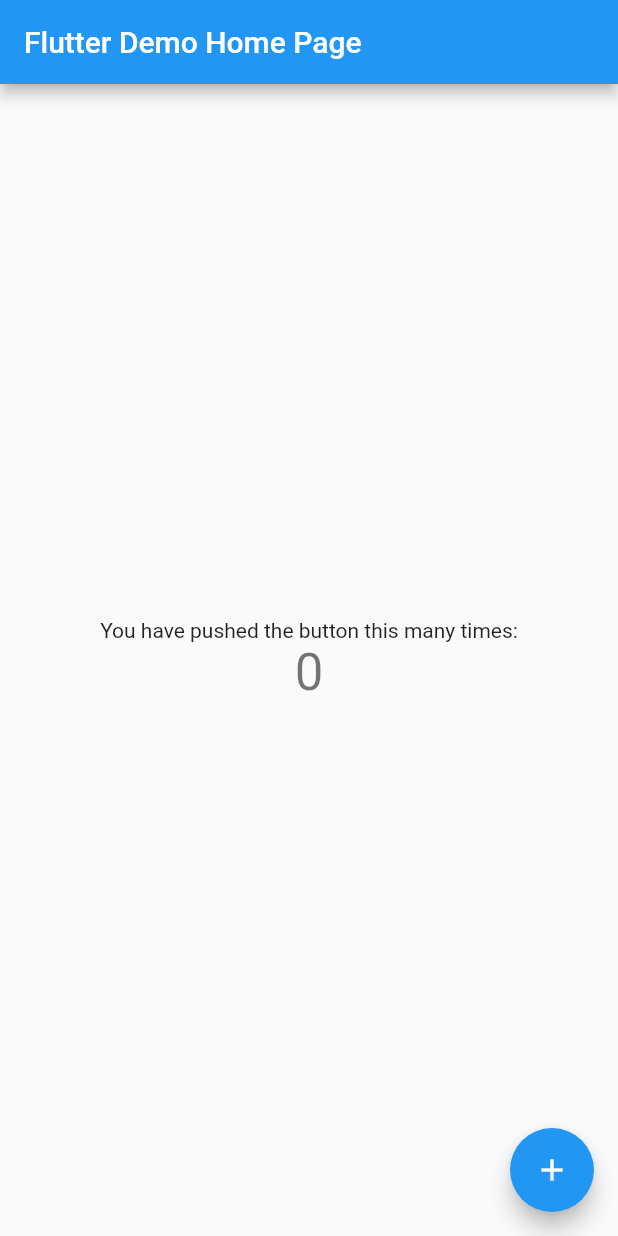
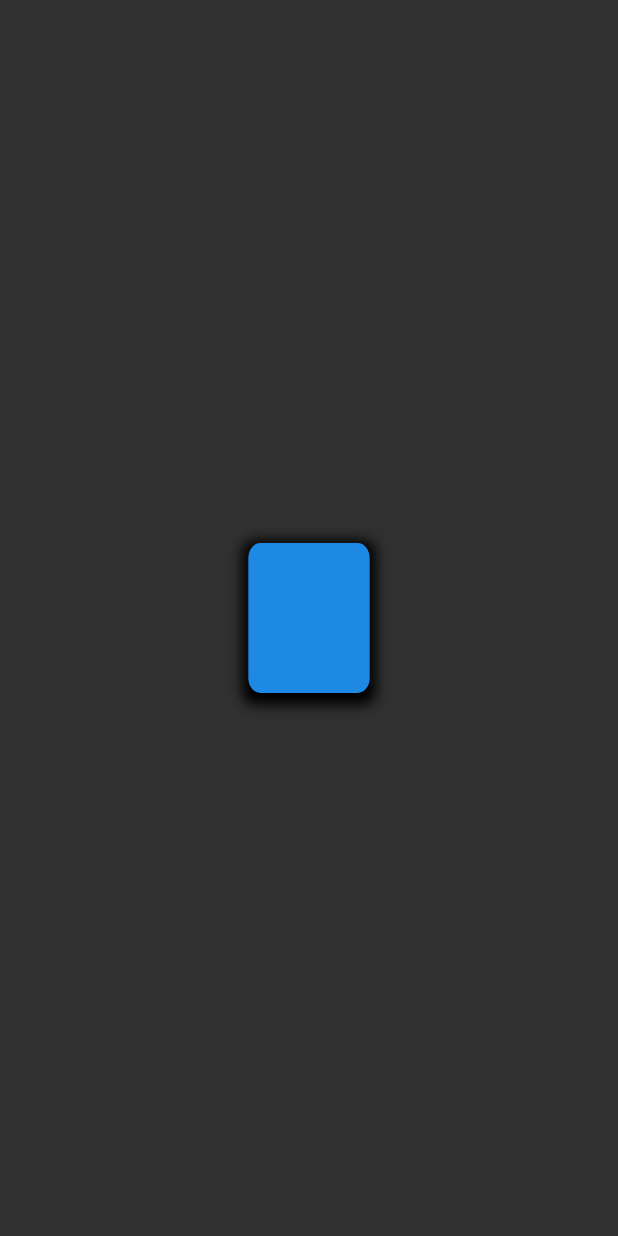
Before and after one commit to Rameez2223/Flutter---Animation---Projects-, a Flutter app: the screen it shows after launch, on a phone screen of 412 x 824 dp. Run offline on Flutter 3.47's test engine with Material 2 defaults, Android fonts, the phone set to English and light mode, and no system bars.

Commit message:
Example 1 complete

```diff
--- a/flutter_animation/lib/main.dart
+++ b/flutter_animation/lib/main.dart
@@ -1,4 +1,5 @@
 import 'package:flutter/material.dart';
+import 'package:flutter_animation/repository/lecture-01/example1.dart';
 
 void main() {
   runApp(const MyApp());
@@ -7,109 +8,12 @@ void main() {
 class MyApp extends StatelessWidget {
   const MyApp({super.key});
 
-  // This widget is the root of your application.
   @override
   Widget build(BuildContext context) {
     return MaterialApp(
-      title: 'Flutter Demo',
-      theme: ThemeData(
-        // This is the theme of your application.
-        //
-        // Try running your application with "flutter run". You'll see the
-        // application has a blue toolbar. Then, without quitting the app, try
-        // changing the primarySwatch below to Colors.green and then invoke
-        // "hot reload" (press "r" in the console where you ran "flutter run",
-        // or simply save your changes to "hot reload" in a Flutter IDE).
-        // Notice that the counter didn't reset back to zero; the application
-        // is not restarted.
-        primarySwatch: Colors.blue,
-      ),
-      home: const MyHomePage(title: 'Flutter Demo Home Page'),
-    );
+        title: 'Flutter Animation',
+        debugShowCheckedModeBanner: false,
+        theme: ThemeData(brightness: Brightness.dark),
+        home: const RotatedTriangle());
   }
 }
-
-class MyHomePage extends StatefulWidget {
-  const MyHomePage({super.key, required this.title});
-
-  // This widget is the home page of your application. It is stateful, meaning
-  // that it has a State object (defined below) that contains fields that affect
-  // how it looks.
-
-  // This class is the configuration for the state. It holds the values (in this
-  // case the title) provided by the parent (in this case the App widget) and
-  // used by the build method of the State. Fields in a Widget subclass are
-  // always marked "final".
-
-  final String title;
-
-  @override
-  State<MyHomePage> createState() => _MyHomePageState();
-}
-
-class _MyHomePageState extends State<MyHomePage> {
-  int _counter = 0;
-
-  void _incrementCounter() {
-    setState(() {
-      // This call to setState tells the Flutter framework that something has
-      // changed in this State, which causes it to rerun the build method below
-      // so that the display can reflect the updated values. If we changed
-      // _counter without calling setState(), then the build method would not be
-      // called again, and so nothing would appear to happen.
-      _counter++;
-    });
-  }
-
-  @override
-  Widget build(BuildContext context) {
-    // This method is rerun every time setState is called, for instance as done
-    // by the _incrementCounter method above.
-    //
-    // The Flutter framework has been optimized to make rerunning build methods
-    // fast, so that you can just rebuild anything that needs updating rather
-    // than having to individually change instances of widgets.
-    return Scaffold(
-      appBar: AppBar(
-        // Here we take the value from the MyHomePage object that was created by
-        // the App.build method, and use it to set our appbar title.
-        title: Text(widget.title),
-      ),
-      body: Center(
-        // Center is a layout widget. It takes a single child and positions it
-        // in the middle of the parent.
-        child: Column(
-          // Column is also a layout widget. It takes a list of children and
-          // arranges them vertically. By default, it sizes itself to fit its
-          // children horizontally, and tries to be as tall as its parent.
-          //
-          // Invoke "debug painting" (press "p" in the console, choose the
-          // "Toggle Debug Paint" action from the Flutter Inspector in Android
-          // Studio, or the "Toggle Debug Paint" command in Visual Studio Code)
-          // to see the wireframe for each widget.
-          //
-          // Column has various properties to control how it sizes itself and
-          // how it positions its children. Here we use mainAxisAlignment to
-          // center the children vertically; the main axis here is the vertical
-          // axis because Columns are vertical (the cross axis would be
-          // horizontal).
-          mainAxisAlignment: MainAxisAlignment.center,
-          children: <Widget>[
-            const Text(
-              'You have pushed the button this many times:',
-            ),
-            Text(
-              '$_counter',
-              style: Theme.of(context).textTheme.headline4,
-            ),
-          ],
-        ),
-      ),
-      floatingActionButton: FloatingActionButton(
-        onPressed: _incrementCounter,
-        tooltip: 'Increment',
-        child: const Icon(Icons.add),
-      ), // This trailing comma makes auto-formatting nicer for build methods.
-    );
-  }
-}
--- /dev/null
+++ b/flutter_animation/lib/repository/lecture-01/example1.dart
@@ -0,0 +1,59 @@
+import 'dart:math';
+import 'package:flutter/material.dart';
+
+class RotatedTriangle extends StatefulWidget {
+  const RotatedTriangle({super.key});
+
+  @override
+  State<RotatedTriangle> createState() => _RotatedTriangleState();
+}
+
+class _RotatedTriangleState extends State<RotatedTriangle>
+    with SingleTickerProviderStateMixin {
+  late AnimationController _controller;
+  late Animation _animation;
+
+  @override
+  void initState() {
+    super.initState();
+    _controller = AnimationController(
+      vsync: this,
+      duration: const Duration(seconds: 2),
+    );
+    _animation = Tween<double>(begin: 0.0, end: 2 * pi).animate(_controller);
+    _controller.repeat();
+  }
+
+  @override
+  void dispose() {
+    _controller.dispose();
+    super.dispose();
+  }
+
+  @override
+  Widget build(BuildContext context) {
+    return Scaffold(
+      body: Center(
+          child: AnimatedBuilder(
+        animation: _animation,
+        builder: (context, child) {
+          return Transform(
+            alignment: Alignment.center,
+            transform: Matrix4.identity()..rotateY(_animation.value),
+            child: Container(
+              height: 100,
+              width: 100,
+              decoration: BoxDecoration(
+                  color: Colors.blue.shade600,
+                  borderRadius: BorderRadius.circular(10),
+                  boxShadow: const [
+                    BoxShadow(
+                        spreadRadius: 5, blurRadius: 7, offset: Offset(0, 3))
+                  ]),
+            ),
+          );
+        },
+      )),
+    );
+  }
+}
```
